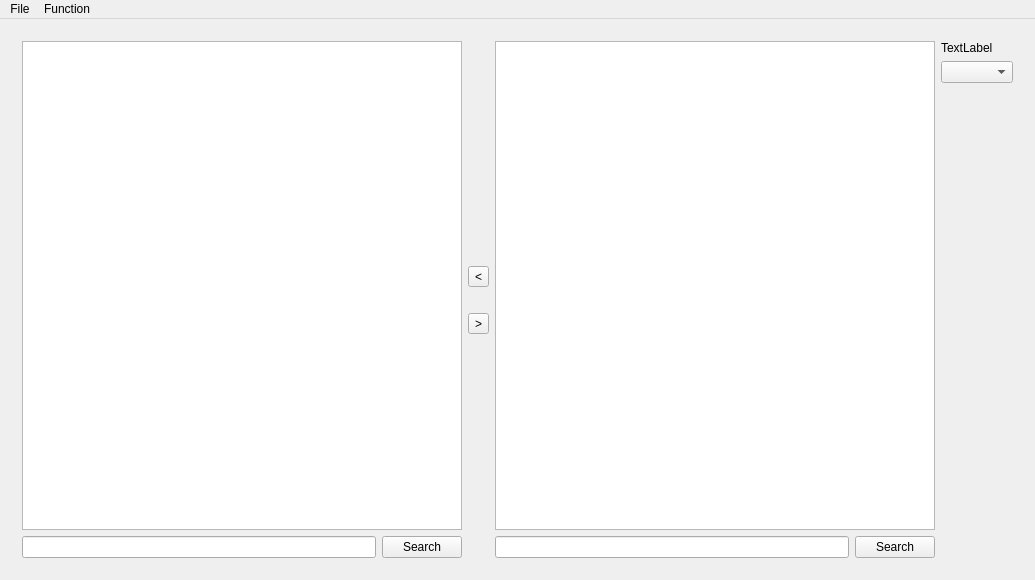
Old version of the form Menters-and-Mentees-Matching-Program/mainwindow.ui in the repository shuanglengyunji/Menters-and-Mentees-Matching-Program.
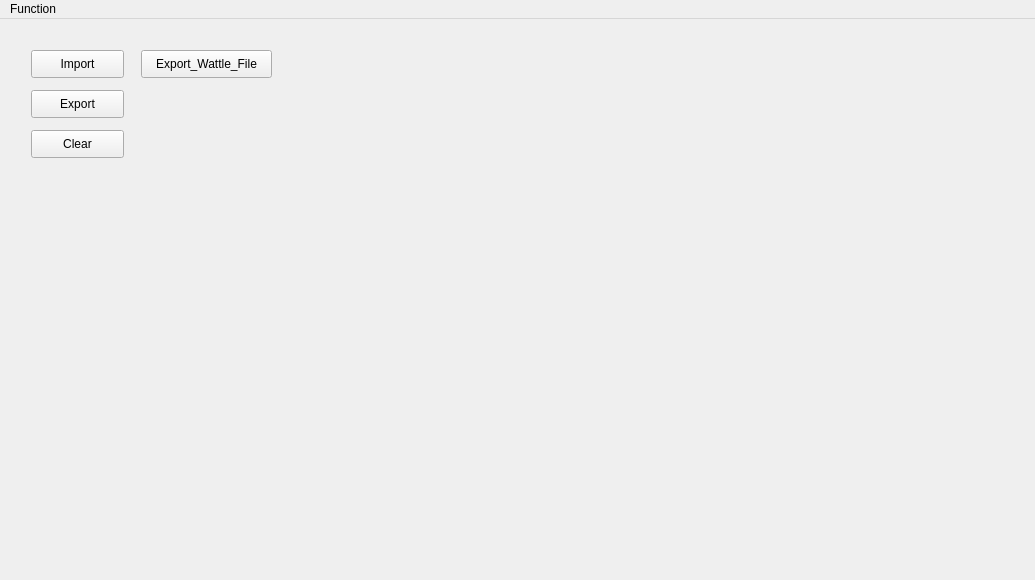
New version of the form. The open tabs and pages were chosen to show the change. Icons and pictures are not drawn.

Commit message: 1. Add new page for import and export 2. Code for mentors grouping page

Diff of the .ui file:
```diff
--- a/Menters-and-Mentees-Matching-Program/mainwindow.ui
+++ b/Menters-and-Mentees-Matching-Program/mainwindow.ui
@@ -41,6 +41,60 @@
         <property name="currentIndex">
          <number>1</number>
         </property>
+        <widget class="QWidget" name="page_manage">
+         <widget class="QPushButton" name="pushButton_manage_import">
+          <property name="geometry">
+           <rect>
+            <x>20</x>
+            <y>20</y>
+            <width>93</width>
+            <height>28</height>
+           </rect>
+          </property>
+          <property name="text">
+           <string>Import</string>
+          </property>
+         </widget>
+         <widget class="QPushButton" name="pushButton_manage_export">
+          <property name="geometry">
+           <rect>
+            <x>20</x>
+            <y>60</y>
+            <width>93</width>
+            <height>28</height>
+           </rect>
+          </property>
+          <property name="text">
+           <string>Export</string>
+          </property>
+         </widget>
+         <widget class="QPushButton" name="pushButton_manage_clear">
+          <property name="geometry">
+           <rect>
+            <x>20</x>
+            <y>100</y>
+            <width>93</width>
+            <height>28</height>
+           </rect>
+          </property>
+          <property name="text">
+           <string>Clear</string>
+          </property>
+         </widget>
+         <widget class="QPushButton" name="pushButton_manage_export_wattle">
+          <property name="geometry">
+           <rect>
+            <x>130</x>
+            <y>20</y>
+            <width>131</width>
+            <height>28</height>
+           </rect>
+          </property>
+          <property name="text">
+           <string>Export_Wattle_File</string>
+          </property>
+         </widget>
+        </widget>
         <widget class="QWidget" name="page_mentors">
          <layout class="QGridLayout" name="gridLayout_3">
           <item row="3" column="0">
@@ -848,19 +902,9 @@
      <x>0</x>
      <y>0</y>
      <width>1035</width>
-     <height>21</height>
+     <height>26</height>
     </rect>
    </property>
-   <widget class="QMenu" name="menuFile">
-    <property name="title">
-     <string>File</string>
-    </property>
-    <addaction name="actionImport_Data"/>
-    <addaction name="actionExport_Data"/>
-    <addaction name="actionClear_Data"/>
-    <addaction name="separator"/>
-    <addaction name="actionExport_Wattle_File"/>
-   </widget>
    <widget class="QMenu" name="menuFunction">
     <property name="title">
      <string>Function</string>
@@ -870,7 +914,6 @@
     <addaction name="actionMentors_Grouping"/>
     <addaction name="actionMentees_Grouping"/>
    </widget>
-   <addaction name="menuFile"/>
    <addaction name="menuFunction"/>
   </widget>
   <action name="actionImport_Data">
```
Left out of the diff: 29 changed lines with no effect on the pictures. The commit also changes 7 other files.
